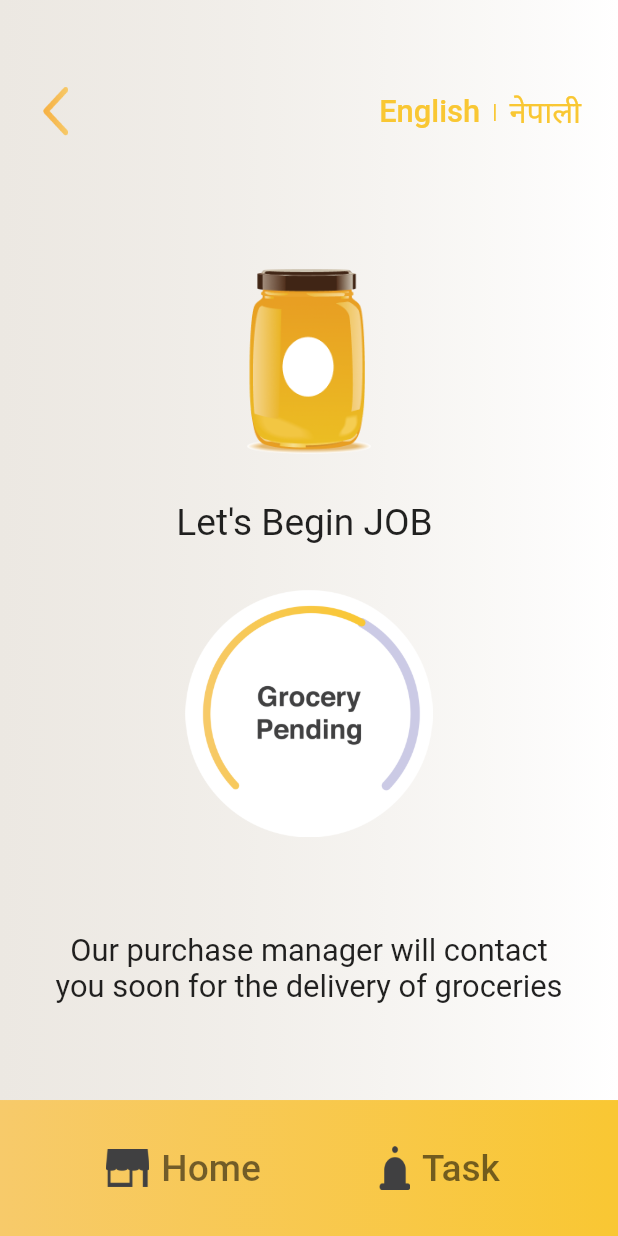
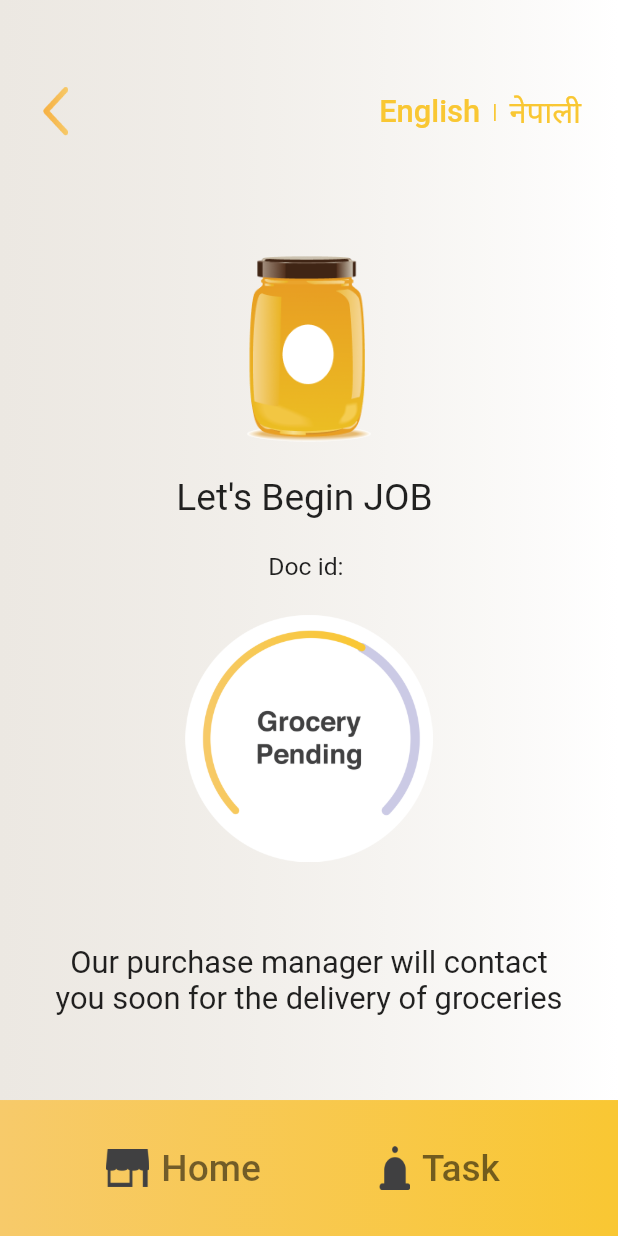
Before and after one commit to diksha/grihni, a Flutter app: the GroceryPending screen opened directly with empty values, on a phone screen of 412 x 824 dp. Run offline on Flutter 3.47's test engine with Material 2 defaults, Android fonts, the phone set to English and light mode, and no system bars; our stand-ins replace cloud_firestore, device_preview, firebase_auth, firebase_core, firebase_storage, flutter_riverpod and 4 more; accounts and stored records are empty; generated files the repository leaves out were written again; project files that could hold a hidden picture were left out.

Commit message:
add doc id to the grocery pending screen

```diff
--- a/lib/ui/screens/tasks/grocery_pending_screen.dart
+++ b/lib/ui/screens/tasks/grocery_pending_screen.dart
@@ -42,6 +42,10 @@ class GroceryPending extends ConsumerWidget {
                   AppLocalizations.of(context)!.letsBegin(task.jobId),
                   style: TextStyle(fontSize: w * 0.06),
                 ),
+                Text(
+                  "Doc id: ${task.docId}",
+                  style: TextStyle(fontSize: w * 0.04),
+                ),
                 SizedBox(
                   child: Image.asset("assets/images/grocery_pending.png"),
                   height: h * 0.2,
```
